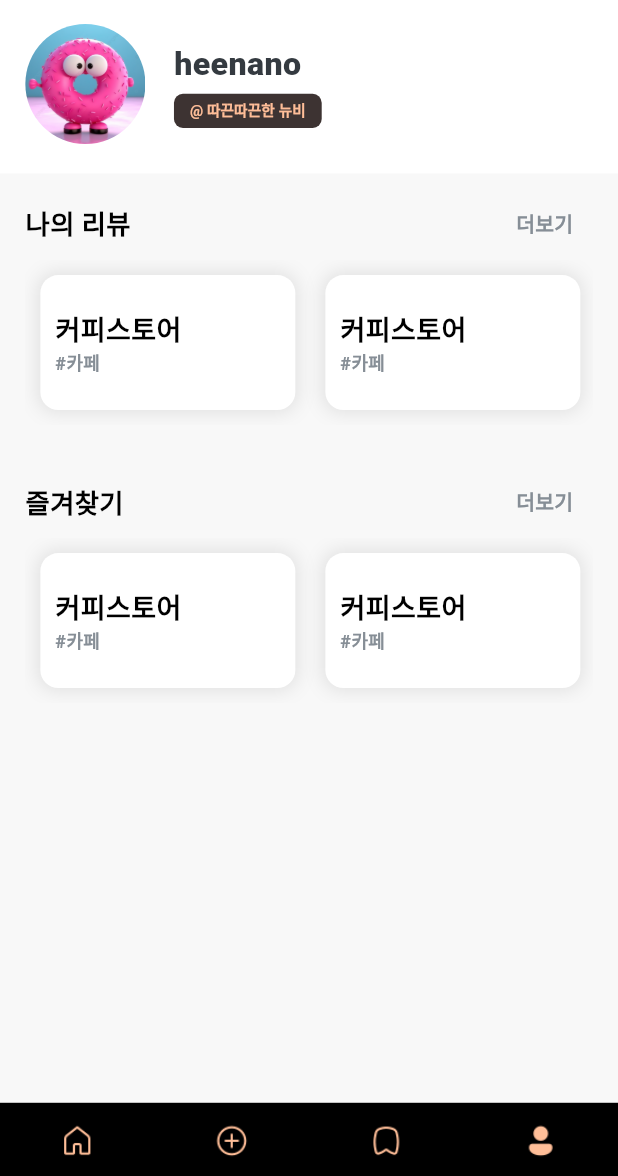
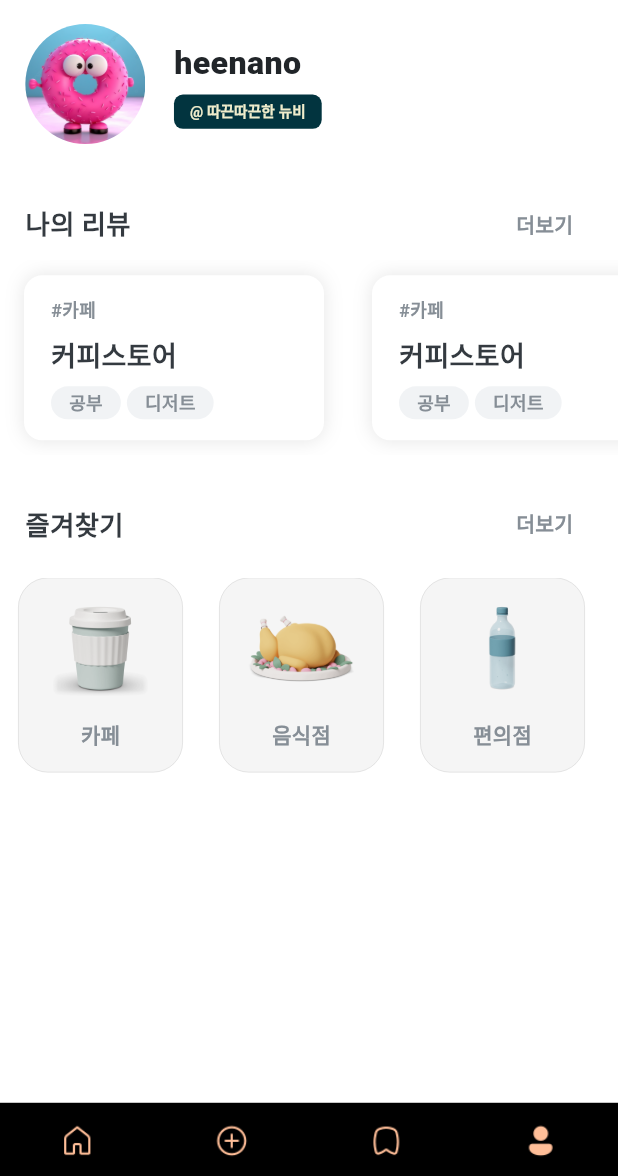
Before and after one commit to irismake/CoffeConti, a Flutter app: the screen it shows after launch, item 4 of the bottom bar chosen, on a phone screen of 412 x 824 dp, the part 60-1236 px from its top. Run offline on Flutter 3.47's test engine with Material 3 defaults, Android fonts, the phone set to English and light mode, and no system bars; our stand-ins replace flutter_screenutil, flutter_svg, geolocator, permission_handler; missing offline and left inert: flutter_naver_map; Roboto replaces fonts that are missing (Pretendard, PretendardRegular).

Commit message:
style : User page UI/UX

```diff
--- /dev/null
+++ b/lib/components/button/category_thumb.dart
@@ -0,0 +1,72 @@
+import 'package:flutter/material.dart';
+
+class CategoryThumb extends StatelessWidget {
+  final int index;
+  const CategoryThumb({
+    super.key,
+    required this.index,
+  });
+
+  @override
+  Widget build(BuildContext context) {
+    List<String> _categoryImages = [
+      'cafe',
+      'restaurant',
+      'convenience_store',
+      'movie',
+      'parking',
+      'hospital'
+    ];
+    List<String> _categoryNames = [
+      '카페',
+      '음식점',
+      '편의점',
+      '영화관',
+      '주차장',
+      '병원',
+    ];
+    return Padding(
+      padding: EdgeInsets.symmetric(horizontal: 12.0),
+      child: Container(
+        width: 110.0,
+        decoration: BoxDecoration(
+          color: Colors.grey.withOpacity(0.1),
+          borderRadius: BorderRadius.circular(20),
+          border: Border.all(
+            width: 0.5,
+            color: Colors.black.withOpacity(0.1),
+          ),
+        ),
+        child: Padding(
+          padding: EdgeInsets.symmetric(
+            vertical: 14.0,
+          ),
+          child: Column(
+            mainAxisAlignment: MainAxisAlignment.spaceBetween,
+            crossAxisAlignment: CrossAxisAlignment.center,
+            children: [
+              SizedBox(
+                height: 65,
+                width: 75,
+                child: Image.asset(
+                  'assets/images/image_thumb_${_categoryImages[index]}.png',
+                  fit: BoxFit.contain,
+                ),
+              ),
+              Text(
+                '${_categoryNames[index]}',
+                style: TextStyle(
+                  fontFamily: 'PretendardRegular',
+                  fontSize: 14,
+                  fontWeight: FontWeight.w600,
+                  color: Color(0xff868E96),
+                  height: 1.5,
+                ),
+              ),
+            ],
+          ),
+        ),
+      ),
+    );
+  }
+}
--- a/lib/components/list/user_place.dart
+++ b/lib/components/list/user_place.dart
@@ -11,21 +11,21 @@ class UserPlace extends StatelessWidget {
   @override
   Widget build(BuildContext context) {
     return Padding(
-      padding: EdgeInsets.symmetric(horizontal: 10.0, vertical: 10.0),
+      padding: EdgeInsets.symmetric(horizontal: 16.0, vertical: 10.0),
       child: GestureDetector(
         // behavior: HitTestBehavior.opaque,
         onTap: () {
           print('gg');
         },
         child: Container(
-          width: 170,
+          width: 200,
           decoration: BoxDecoration(
             color: Colors.white,
             borderRadius: BorderRadius.circular(12.0),
             boxShadow: [
               BoxShadow(
                 color: Colors.black.withOpacity(0.1),
-                spreadRadius: 1,
+                spreadRadius: 0.0,
                 blurRadius: 10,
                 offset: Offset(0, 0), // changes position of shadow
               ),
@@ -33,31 +33,79 @@ class UserPlace extends StatelessWidget {
           ),
           child: Padding(
             padding: EdgeInsets.symmetric(
-              horizontal: 10,
-              vertical: 10,
+              horizontal: 18,
+              vertical: 14,
             ),
             child: Column(
-              mainAxisAlignment: MainAxisAlignment.center,
+              mainAxisAlignment: MainAxisAlignment.spaceBetween,
               crossAxisAlignment: CrossAxisAlignment.start,
               children: [
+                Text(
+                  '#카페',
+                  style: TextStyle(
+                    fontFamily: 'PretendardRegular',
+                    fontSize: 12,
+                    fontWeight: FontWeight.w600,
+                    color: Color(0xff868E96),
+                    height: 1.5,
+                  ),
+                ),
                 Text(
                   limitTextLength(cafeName, 15),
                   overflow: TextOverflow.ellipsis,
                   style: TextStyle(
                     fontSize: 18,
-                    fontWeight: FontWeight.w600,
-                    color: Colors.black,
+                    fontWeight: FontWeight.w700,
+                    color: Color(0xFF343A40),
                   ),
                 ),
-                Text(
-                  '#카페',
-                  style: TextStyle(
-                    fontFamily: 'PretendardRegular',
-                    fontSize: 12,
-                    fontWeight: FontWeight.w800,
-                    color: Color(0xff868E96),
-                    height: 1.43,
-                  ),
+                Row(
+                  mainAxisAlignment: MainAxisAlignment.start,
+                  children: [
+                    Container(
+                      decoration: BoxDecoration(
+                        color: Color(0xFFF1F3F5),
+                        borderRadius: BorderRadius.circular(100),
+                      ),
+                      child: Padding(
+                        padding: EdgeInsets.symmetric(
+                            horizontal: 12.0, vertical: 2.0),
+                        child: Text(
+                          '공부',
+                          style: TextStyle(
+                            color: Color(0xFF868E96),
+                            fontSize: 12.0,
+                            fontFamily: 'Pretendard',
+                            fontWeight: FontWeight.w700,
+                            height: 1.5,
+                          ),
+                        ),
+                      ),
+                    ),
+                    SizedBox(
+                      width: 4,
+                    ),
+                    Container(
+                      decoration: BoxDecoration(
+                        color: Color(0xFFF1F3F5),
+                        borderRadius: BorderRadius.circular(100),
+                      ),
+                      child: Padding(
+                        padding: EdgeInsets.symmetric(
+                            horizontal: 12.0, vertical: 2.0),
+                        child: Text(
+                          '디저트',
+                          style: TextStyle(
+                            color: Color(0xFF868E96),
+                            fontSize: 12.0,
+                            fontFamily: 'Pretendard',
+                            fontWeight: FontWeight.w700,
+                            height: 1.5,
+                          ),
+                        ),
+                      ),
+                    ),
+                  ],
                 ),
               ],
             ),
--- a/lib/screen/tabs/user_page.dart
+++ b/lib/screen/tabs/user_page.dart
@@ -1,6 +1,7 @@
 import 'package:flutter/material.dart';
 import 'package:flutter_screenutil/flutter_screenutil.dart';
 
+import '../../components/button/category_thumb.dart';
 import '../../components/list/user_place.dart';
 
 class UserPage extends StatelessWidget {
@@ -8,29 +9,21 @@ class UserPage extends StatelessWidget {
 
   @override
   Widget build(BuildContext context) {
-    final Color backgroundColor =
-        Theme.of(context).primaryColor.withOpacity(0.2);
-
     return Scaffold(
       appBar: AppBar(
-        // backgroundColor: Colors.pink,
-        //title: Text('My App'),
         actions: <Widget>[
           IconButton(
             icon: Image.asset(
               'assets/icons/button_more.png',
               height: 24.h,
             ),
-            onPressed: () {
-              // do something
-            },
+            onPressed: () {},
           )
         ],
       ),
       body: Column(
         children: [
-          Container(
-            child: Padding(
+          Padding(
             padding:
                 EdgeInsets.only(left: 16.0.w, right: 16.0.w, bottom: 20.0.h),
             child: Row(
@@ -50,9 +43,7 @@ class UserPage extends StatelessWidget {
                     ),
                   ),
                 ),
-                  Container(
-                    height: 60.0.h,
-                    child: Column(
+                Column(
                   mainAxisAlignment: MainAxisAlignment.spaceBetween,
                   crossAxisAlignment: CrossAxisAlignment.start,
                   children: [
@@ -62,9 +53,12 @@ class UserPage extends StatelessWidget {
                         fontFamily: 'PretendardRegular',
                         fontSize: 22.sp,
                         fontWeight: FontWeight.w800,
-                            color: Color(0xff343A40),
+                        color: Color(0xff212529),
                         height: 1.43,
                       ),
+                    ),
+                    SizedBox(
+                      height: 6.0.h,
                     ),
                     ElevatedButton(
                       onPressed: () {
@@ -74,15 +68,13 @@ class UserPage extends StatelessWidget {
                         shape: RoundedRectangleBorder(
                           borderRadius: BorderRadius.circular(6.0),
                         ),
-                            // 패딩을 0으로 설정
-                            minimumSize: Size.zero, // 최소 크기를 0으로 설정
-                            tapTargetSize:
-                                MaterialTapTargetSize.shrinkWrap, // 터치 대상 크기 조정
+                        minimumSize: Size.zero,
+                        tapTargetSize: MaterialTapTargetSize.shrinkWrap,
                         padding: EdgeInsets.symmetric(
                           horizontal: 10.0.w,
                           vertical: 4.0.h,
                         ),
-                            backgroundColor: Color(0xFF3D3332),
+                        backgroundColor: Color(0xff02343F),
                         elevation: 0,
                       ),
                       child: Text(
@@ -91,29 +83,26 @@ class UserPage extends StatelessWidget {
                           fontFamily: 'PretendardRegular',
                           fontSize: 10.sp,
                           fontWeight: FontWeight.w600,
-                              color: Theme.of(context).primaryColor,
+                          color: Color(0xFFF0EDCC),
                           height: 1.43,
                         ),
                       ),
                     ),
                   ],
                 ),
-                  ),
               ],
             ),
           ),
+          Column(
+            children: [
+              SizedBox(
+                height: 10.0,
               ),
-          Expanded(
-            child: Container(
-              color: Color(0xfff8f8f8),
-              child: Padding(
+              Padding(
                 padding: EdgeInsets.symmetric(
-                  vertical: 10.0.h,
                   horizontal: 16.0.w,
                 ),
-                child: Column(
-                  children: [
-                    Row(
+                child: Row(
                   mainAxisAlignment: MainAxisAlignment.spaceBetween,
                   children: [
                     Text(
@@ -121,8 +110,8 @@ class UserPage extends StatelessWidget {
                       style: TextStyle(
                         fontFamily: 'PretendardRegular',
                         fontSize: 18.sp,
-                            fontWeight: FontWeight.w700,
-                            color: Colors.black,
+                        fontWeight: FontWeight.w800,
+                        color: Color(0xff343A40),
                         height: 1.56,
                       ),
                     ),
@@ -148,8 +137,9 @@ class UserPage extends StatelessWidget {
                     ),
                   ],
                 ),
+              ),
               SizedBox(
-                      height: 110,
+                height: 130,
                 child: ListView.builder(
                   scrollDirection: Axis.horizontal,
                   itemCount: 10,
@@ -164,9 +154,14 @@ class UserPage extends StatelessWidget {
                 ),
               ),
               SizedBox(
-                      height: 28.0.h,
+                height: 10.0,
               ),
-                    Row(
+              Padding(
+                padding: EdgeInsets.symmetric(
+                  vertical: 12.0.h,
+                  horizontal: 16.0.w,
+                ),
+                child: Row(
                   mainAxisAlignment: MainAxisAlignment.spaceBetween,
                   children: [
                     Text(
@@ -174,8 +169,8 @@ class UserPage extends StatelessWidget {
                       style: TextStyle(
                         fontFamily: 'PretendardRegular',
                         fontSize: 18.sp,
-                            fontWeight: FontWeight.w700,
-                            color: Colors.black,
+                        fontWeight: FontWeight.w800,
+                        color: Color(0xff343A40),
                         height: 1.56,
                       ),
                     ),
@@ -201,16 +196,17 @@ class UserPage extends StatelessWidget {
                     ),
                   ],
                 ),
+              ),
               SizedBox(
-                      height: 110,
+                height: 130,
                 child: ListView.builder(
                   scrollDirection: Axis.horizontal,
-                        itemCount: 10,
+                  itemCount: 6,
                   itemBuilder: (context, index) {
                     return GestureDetector(
                       onTap: () async {},
-                            child: UserPlace(
-                              cafeName: '커피스토어',
+                      child: CategoryThumb(
+                        index: index,
                       ),
                     );
                   },
@@ -218,9 +214,6 @@ class UserPage extends StatelessWidget {
               ),
             ],
           ),
-              ),
-            ),
-          ),
         ],
       ),
     );
```
Also changed, not shown: assets/images/image_thumb_cafe.png (added), assets/images/image_thumb_convenience_store.png (added), assets/images/image_thumb_hospital.png (added), assets/images/image_thumb_movie.png (added), assets/images/image_thumb_parking.png (added), assets/images/image_thumb_restaurant.png (added). Lines whose indentation alone changed are shown as unchanged.
